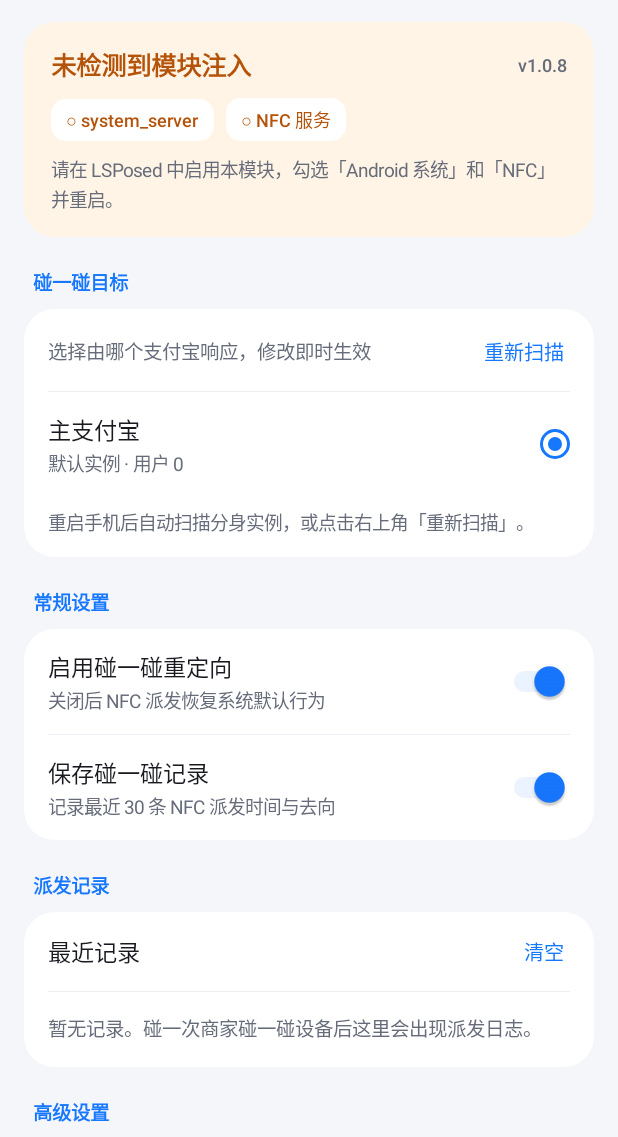
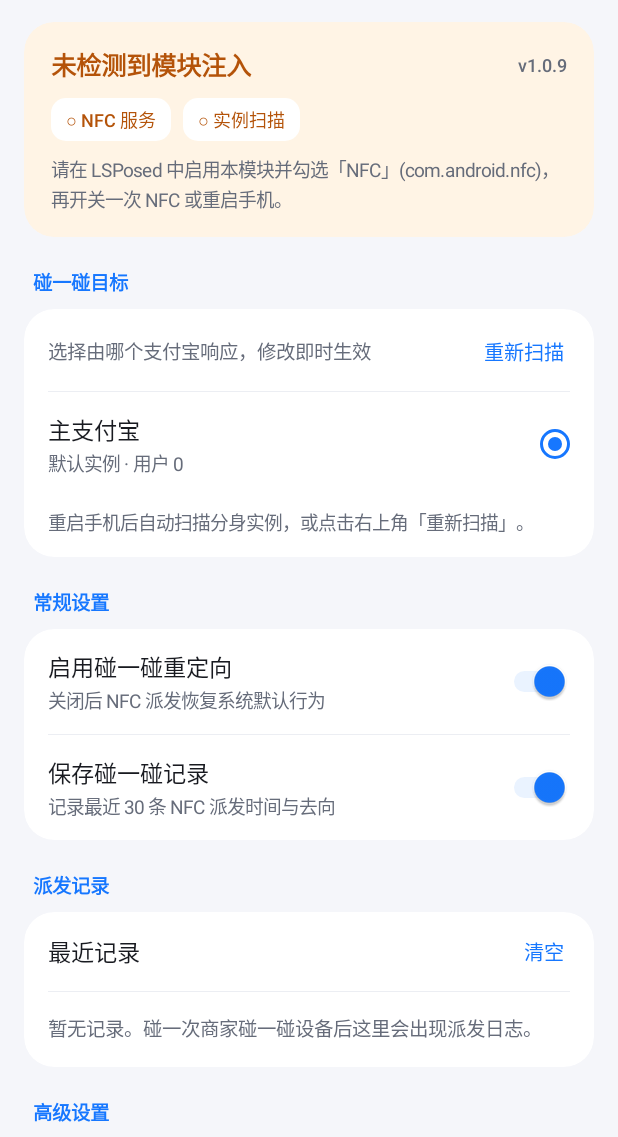
Before and after one commit to Android-Modules/Alipay-Tap-to-Pay, an Android app: the screen it shows after launch (MainActivity), on a phone screen of 412 x 824 dp, the part 99-1236 px from its top. Run offline under Robolectric (Android 15) with nearby library versions, the phone set to English and light mode, and no system bars; libraries missing offline, so code that uses them is left out: io.github.libxposed.service; 2 statements that could not run were skipped.

Commit message:
迁移多用户扫描至 NFC 进程并自动清理旧系统作用域 (v1.0.9)

```diff
--- a/app/build.gradle.kts
+++ b/app/build.gradle.kts
@@ -14,8 +14,8 @@ android {
         applicationId = "com.dalong.alipaynfc"
         minSdk = 27
         targetSdk = 34
-        versionCode = 8
-        versionName = "1.0.8"
+        versionCode = 9
+        versionName = "1.0.9"
     }
 
     buildTypes {
--- a/app/src/main/java/com/dalong/alipaynfc/data/FrameworkState.java
+++ b/app/src/main/java/com/dalong/alipaynfc/data/FrameworkState.java
@@ -7,6 +7,7 @@ import android.os.Looper;
 
 import com.dalong.alipaynfc.C;
 
+import java.util.ArrayList;
 import java.util.Collections;
 import java.util.HashSet;
 import java.util.List;
@@ -53,6 +54,16 @@ public final class FrameworkState {
                             Set<String> clean = new HashSet<>();
                             for (String item : scope) {
                                 if (item != null) clean.add(item);
+                            }
+                            List<String> stale = new ArrayList<>();
+                            if (clean.contains("android")) stale.add("android");
+                            if (clean.contains("system")) stale.add("system");
+                            if (!stale.isEmpty()) {
+                                try {
+                                    service.removeScope(stale);
+                                    clean.removeAll(stale);
+                                } catch (Throwable ignored) {
+                                }
                             }
                             boundScope = Collections.unmodifiableSet(clean);
                         }
@@ -119,6 +130,16 @@ public final class FrameworkState {
         return boundScope;
     }
 
+    public static boolean hasSystemScope() {
+        Set<String> s = boundScope;
+        return s != null && (s.contains("system") || s.contains("android"));
+    }
+
+    public static boolean hasNfcScope() {
+        Set<String> s = boundScope;
+        return s != null && s.contains(C.NFC_PKG);
+    }
+
     public static void addListener(Listener listener) {
         listeners.add(listener);
     }
--- a/app/src/main/java/com/dalong/alipaynfc/ui/MainActivity.java
+++ b/app/src/main/java/com/dalong/alipaynfc/ui/MainActivity.java
@@ -33,6 +33,7 @@ import android.widget.TextView;
 
 import com.dalong.alipaynfc.C;
 import com.dalong.alipaynfc.R;
+import com.dalong.alipaynfc.data.FrameworkState;
 import com.dalong.alipaynfc.data.Store;
 
 import org.json.JSONArray;
@@ -92,6 +93,7 @@ public class MainActivity extends Activity {
 
     private BroadcastReceiver receiver;
     private ContentObserver contentObserver;
+    private final FrameworkState.Listener fwListener = this::renderStatus;
     private final SimpleDateFormat timeFmt = new SimpleDateFormat("MM-dd HH:mm:ss", Locale.CHINA);
 
     private final List<UserChoice> userChoices = new ArrayList<>();
@@ -150,10 +152,22 @@ public class MainActivity extends Activity {
     }
 
     @Override
+    protected void onStart() {
+        super.onStart();
+        FrameworkState.addListener(fwListener);
+    }
+
+    @Override
     protected void onResume() {
         super.onResume();
         refreshAll();
         requestScan();
+    }
+
+    @Override
+    protected void onStop() {
+        FrameworkState.removeListener(fwListener);
+        super.onStop();
     }
 
     @Override
@@ -234,28 +248,30 @@ public class MainActivity extends Activity {
             statusHeadline.setText("模块已激活");
             statusHeadline.setTextColor(UiKit.color(this, R.color.status_ok));
             statusHint.setText("配置即时生效，触碰商家「碰一下」设备即可按所选实例响应。");
-        } else if (st.sysOk) {
-            statusHeadline.setText("部分作用域已激活");
+        } else if (FrameworkState.isBound() && FrameworkState.hasNfcScope()) {
+            statusHeadline.setText("等待 NFC 服务加载");
             statusHeadline.setTextColor(UiKit.color(this, R.color.status_warn));
-            statusHint.setText("system_server 已就绪，请解锁手机并开启 NFC 后再试。");
-        } else if (st.nfcOk) {
-            statusHeadline.setText("部分作用域已激活");
-            statusHeadline.setTextColor(UiKit.color(this, R.color.status_warn));
-            statusHint.setText("NFC 服务已就绪，请重启手机以加载 system_server 注入。");
+            statusHint.setText("LSPosed 作用域已就绪，请开启手机 NFC（或开关一次 NFC / 重启手机）以生效。");
         } else {
             statusHeadline.setText("未检测到模块注入");
             statusHeadline.setTextColor(UiKit.color(this, R.color.status_warn));
-            statusHint.setText("请在 LSPosed 中启用本模块，勾选「Android 系统」和「NFC」并重启。");
+            statusHint.setText("请在 LSPosed 中启用本模块并勾选「NFC」(com.android.nfc)，再开关一次 NFC 或重启手机。");
         }
 
         statusChipRow.removeAllViews();
-        TextView sysChip = UiKit.statusChip(this, "system_server", st.sysOk);
-        TextView nfcChip = UiKit.statusChip(this, "NFC 服务", st.nfcOk);
         LinearLayout.LayoutParams chipLp = new LinearLayout.LayoutParams(
                 ViewGroup.LayoutParams.WRAP_CONTENT, ViewGroup.LayoutParams.WRAP_CONTENT);
         chipLp.setMarginEnd(UiKit.dp(this, 8));
-        statusChipRow.addView(sysChip, chipLp);
-        statusChipRow.addView(nfcChip);
+        statusChipRow.addView(UiKit.statusChip(this, "NFC 服务", st.nfcOk), chipLp);
+        if (FrameworkState.isBound()) {
+            LinearLayout.LayoutParams chipLp2 = new LinearLayout.LayoutParams(
+                    ViewGroup.LayoutParams.WRAP_CONTENT, ViewGroup.LayoutParams.WRAP_CONTENT);
+            chipLp2.setMarginEnd(UiKit.dp(this, 8));
+            statusChipRow.addView(UiKit.statusChip(this, "实例扫描", st.scanOk), chipLp2);
+            statusChipRow.addView(UiKit.statusChip(this, "API 102", true));
+        } else {
+            statusChipRow.addView(UiKit.statusChip(this, "实例扫描", st.scanOk));
+        }
 
         if (!initialExpansionApplied) {
             initialExpansionApplied = true;
@@ -843,7 +859,7 @@ public class MainActivity extends Activity {
 
         helpBody = new TextView(this);
         helpBody.setText(
-                "1. 在 LSPosed 管理器中启用本模块，作用域勾选「Android 系统」和「NFC」，然后重启手机。\n"
+                "1. 在 LSPosed 管理器中启用本模块，作用域勾选「NFC」(com.android.nfc)，开关一次 NFC 或重启手机。\n"
                         + "2. 开启手机 NFC 并解锁屏幕，触碰商家「碰一下」设备即可验证。\n"
                         + "3. 切换目标后即时生效；派发记录可确认每次触发的实际去向。\n"
                         + "4. 若切到分身后无反应，请确认分身支付宝已登录并已开通碰一碰功能。");
--- a/app/src/main/java/com/dalong/alipaynfc/ui/UiKit.java
+++ b/app/src/main/java/com/dalong/alipaynfc/ui/UiKit.java
@@ -42,16 +42,14 @@ public final class UiKit {
     private UiKit() {}
 
     public static final class AliveStatus {
-        public final boolean sysOk;
         public final boolean nfcOk;
+        public final boolean scanOk;
         public final boolean allActive;
-        public final boolean anyActive;
 
-        AliveStatus(boolean sysOk, boolean nfcOk) {
-            this.sysOk = sysOk;
+        AliveStatus(boolean nfcOk, boolean scanOk) {
             this.nfcOk = nfcOk;
-            this.allActive = sysOk && nfcOk;
-            this.anyActive = sysOk || nfcOk;
+            this.scanOk = scanOk;
+            this.allActive = nfcOk;
         }
     }
 
@@ -61,9 +59,10 @@ public final class UiKit {
             JSONObject alive = new JSONObject(raw == null || raw.isEmpty() ? "{}" : raw);
             int boot = Settings.Global.getInt(ctx.getContentResolver(), Settings.Global.BOOT_COUNT, -1);
             long bootTime = System.currentTimeMillis() - SystemClock.elapsedRealtime();
-            boolean sysOk = isAliveThisBoot(alive, "android", boot, bootTime);
             boolean nfcOk = isAliveThisBoot(alive, C.NFC_PKG, boot, bootTime);
-            return new AliveStatus(sysOk, nfcOk);
+            String users = Store.getUsers(ctx);
+            boolean scanOk = users != null && !users.isEmpty();
+            return new AliveStatus(nfcOk, scanOk);
         } catch (Exception e) {
             return new AliveStatus(false, false);
         }
@@ -286,7 +285,7 @@ public final class UiKit {
             }
         } catch (Exception ignored) {
         }
-        return "1.0.8";
+        return "1.0.9";
     }
 
     public static void openBrowser(Context ctx, String url) {
--- a/app/src/main/java/com/dalong/alipaynfc/xp/modern/Api102Entry.java
+++ b/app/src/main/java/com/dalong/alipaynfc/xp/modern/Api102Entry.java
@@ -32,7 +32,7 @@ public class Api102Entry extends XposedModule {
         if (pkg == null) return;
         if (C.NFC_PKG.equals(pkg)) {
             NfcHook.init(pkg, param.getClassLoader());
-        } else if ("android".equals(pkg)) {
+        } else if ("system".equals(pkg) || "android".equals(pkg)) {
             SystemHook.init(param.getClassLoader());
         }
     }
--- a/app/src/main/res/values/arrays.xml
+++ b/app/src/main/res/values/arrays.xml
@@ -2,6 +2,5 @@
 <resources>
     <string-array name="xposed_scope" translatable="false">
         <item>com.android.nfc</item>
-        <item>android</item>
     </string-array>
 </resources>
--- a/app/src/main/res/values/strings.xml
+++ b/app/src/main/res/values/strings.xml
@@ -2,5 +2,5 @@
 <resources>
     <string name="app_name">碰一碰切换</string>
     <string name="about_title">关于我们</string>
-    <string name="xposed_description">切换支付宝碰一碰（NFC 标签派发）由主支付宝还是多开支付宝响应。作用于 com.android.nfc 与 system_server。</string>
+    <string name="xposed_description">切换支付宝碰一碰（NFC 标签派发）由主支付宝还是多开支付宝响应。仅需勾选 NFC（com.android.nfc）作用域。</string>
 </resources>
```
Also changed, not shown: app/src/main/java/com/dalong/alipaynfc/ui/AboutActivity.java (+4 -5 lines), app/src/main/java/com/dalong/alipaynfc/xp/NfcHook.java (+8 -0 lines), app/src/main/java/com/dalong/alipaynfc/xp/SystemHook.java (+15 -115 lines), app/src/main/java/com/dalong/alipaynfc/xp/UserScanner.java (added, +114 -0 lines), 3 other files.
